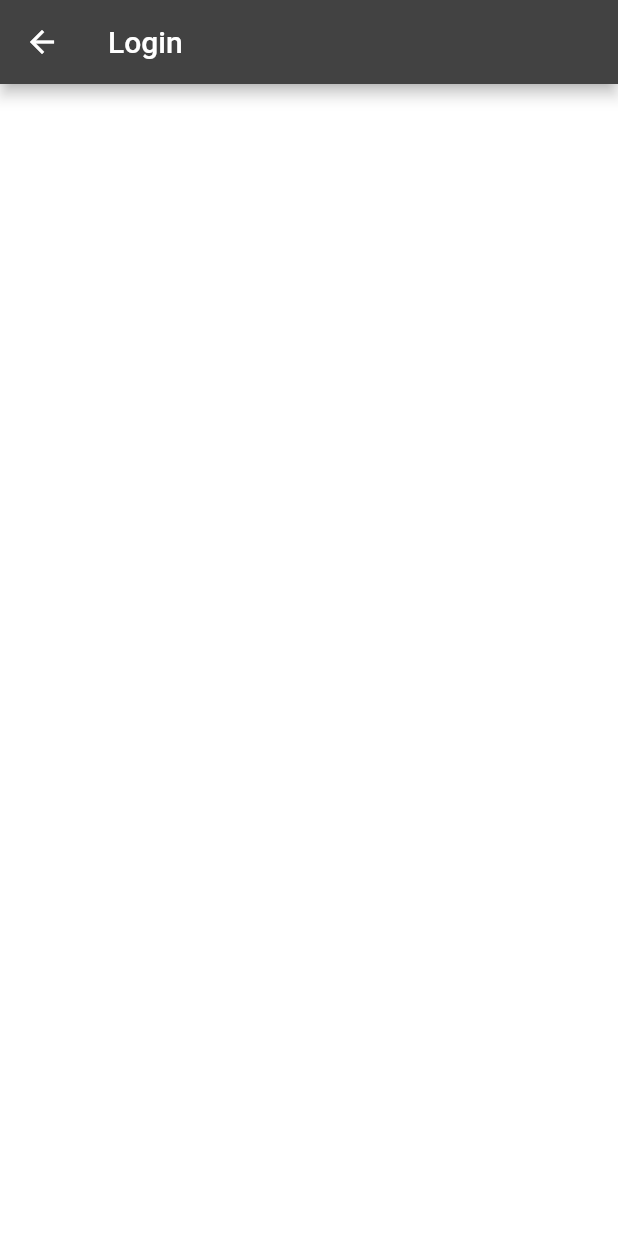
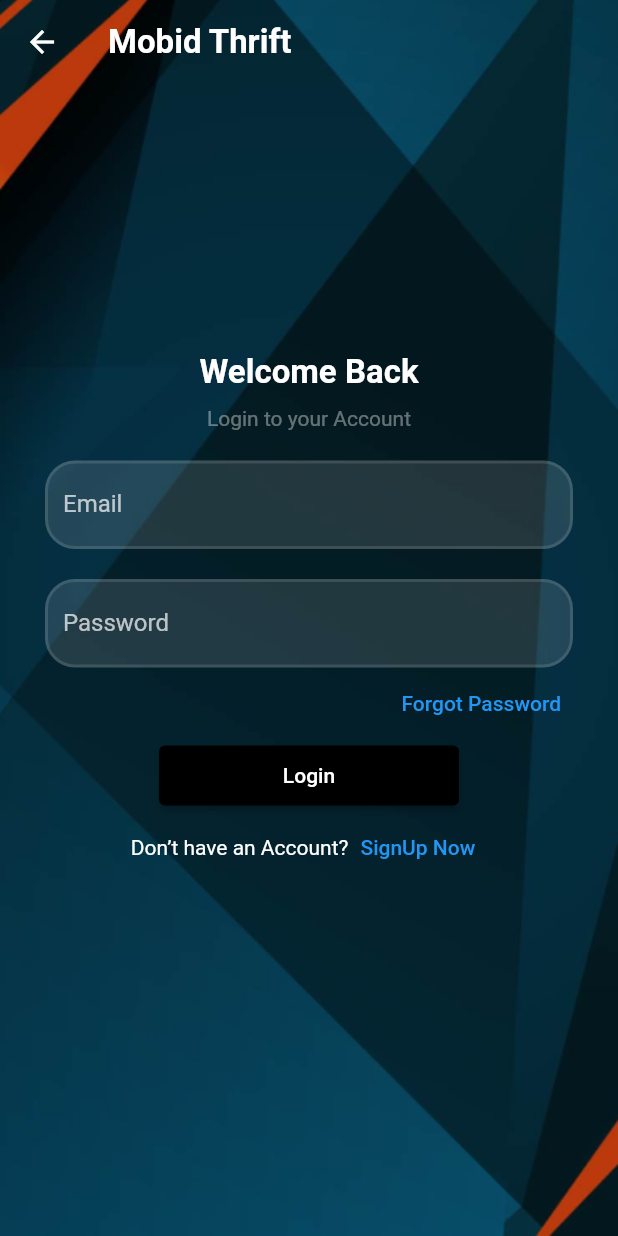
Before and after one commit to fahadyousafxi/Mobid_Thrift, a Flutter app: the LoginPage screen opened directly, on a phone screen of 412 x 824 dp. Run offline on Flutter 3.47's test engine with Material 2 defaults, Android fonts, the phone set to English and light mode, and no system bars.

Commit message:
login signup added

```diff
--- /dev/null
+++ b/lib/constants/App_button.dart
@@ -0,0 +1,57 @@
+import 'package:flutter/material.dart';
+
+import 'App_colors.dart';
+
+class AppButton {
+  Widget myElevatedBTN(
+      {required var onPressed,
+      required var btnText,
+      Color btnColor = Colors.black,
+      var btnWith = 200.0,
+      var btnHeight = 40.0}) {
+    return ElevatedButton(
+      onPressed: onPressed,
+      child: Text(btnText),
+      style: ElevatedButton.styleFrom(
+        backgroundColor: btnColor,
+        minimumSize: Size(btnWith, btnHeight),
+      ),
+    );
+  }
+
+
+  Widget myTextFormField(
+      {required var hintText,
+        required var labelText,
+      Color textColor = Colors.white,
+      Color enBorderSideColor = Colors.white12,
+      Color borderSideColor = Colors.red,
+      var enBorderRadius = 20.0,
+      var borderRadius = 20.0,
+      Color fillColor = Colors.white12,
+      Color hintColor = Colors.white38,
+      Color labelColor = Colors.white70}) {
+    return TextFormField(
+      style: TextStyle(color: textColor),
+      decoration: InputDecoration(
+        enabledBorder: OutlineInputBorder(
+          borderSide: BorderSide(color: enBorderSideColor, width: 2.0),
+          borderRadius: BorderRadius.circular(enBorderRadius),
+        ),
+        fillColor: fillColor,
+        filled: true,
+        hintText: hintText,
+        hintStyle: TextStyle(color: hintColor),
+        label: Text(labelText),
+        labelStyle: new TextStyle(color: labelColor),
+        border: OutlineInputBorder(
+          borderSide: BorderSide(color: borderSideColor, width: 2.0),
+          borderRadius: BorderRadius.circular(borderRadius),
+        ),
+      ),
+    );
+  }
+
+
+
+}
--- a/lib/constants/App_colors.dart
+++ b/lib/constants/App_colors.dart
@@ -7,8 +7,10 @@ class AppColors {
   static Color appBarTitleColor = Colors.white;
   static Color appBarIconColor = Colors.white;
   static Color scaffoldColor = Colors.white;
+
   static Color normalTextColor = Colors.black;
   static Color headingTextColor = Colors.black;
+
   static Color textButtonColor = Colors.blue;
   static Color elevatedButtonColor = Colors.black;
   static Color otherButtonColor = Colors.red;
--- /dev/null
+++ b/lib/constants/App_texts.dart
@@ -0,0 +1,5 @@
+import 'package:flutter/material.dart';
+
+class AppTexts {
+  static String appName = 'Mobid Thrift';
+}
--- a/lib/main.dart
+++ b/lib/main.dart
@@ -1,5 +1,6 @@
 import 'package:flutter/material.dart';
 import 'package:mobidthrift/ui/My_Home_Page.dart';
+import 'package:mobidthrift/ui/login/First_Page.dart';
 
 void main() {
   runApp(const MyApp());
@@ -15,11 +16,10 @@ class MyApp extends StatelessWidget {
       title: 'Mobid Thrift',
       theme: ThemeData.dark(
 
-
         // primarySwatch: Colors.blue,
 
       ).copyWith(scaffoldBackgroundColor: Colors.white),
-      home: const MyHomePage(),
+      home: const FirstPage(),
     );
   }
 }
--- a/lib/ui/login/Login_page.dart
+++ b/lib/ui/login/Login_page.dart
@@ -1,4 +1,9 @@
 import 'package:flutter/material.dart';
+import 'package:mobidthrift/constants/App_button.dart';
+import 'package:mobidthrift/ui/My_Home_Page.dart';
+import 'package:mobidthrift/ui/login/Forgot_password_page.dart';
+
+import '../../constants/App_texts.dart';
 
 class LoginPage extends StatefulWidget {
   const LoginPage({Key? key}) : super(key: key);
@@ -12,7 +17,88 @@ class _LoginPageState extends State<LoginPage> {
   Widget build(BuildContext context) {
     return Scaffold(
       appBar: AppBar(
-        title: Text("Login"),
+        backgroundColor: Colors.transparent,
+        elevation: 0,
+        title: Text(
+          "${AppTexts.appName}",
+          style: TextStyle(fontWeight: FontWeight.bold, fontSize: 22),
+        ),
+      ),
+      extendBodyBehindAppBar: true,
+      body: Stack(
+        children: [
+          Container(
+            width: double.infinity,
+            height: double.infinity,
+            child: Image(
+              image: AssetImage("assets/images/backgroundimage.png"),
+              fit: BoxFit.cover,
+            ),
+          ),
+          Center(
+            child: Padding(
+              padding: const EdgeInsets.all(30.0),
+              child: Column(
+                mainAxisAlignment: MainAxisAlignment.center,
+                children: [
+                  Text(
+                    'Welcome Back',
+                    style: TextStyle(fontWeight: FontWeight.bold, fontSize: 22),
+                  ),
+                  SizedBox(
+                    height: 10,
+                  ),
+                  Text(
+                    'Login to your Account',
+                    style: TextStyle(color: Colors.white38),
+                  ),
+                  SizedBox(
+                    height: 20,
+                  ),
+                  Form(
+                      child: Column(
+                    children: [
+                      AppButton().myTextFormField(
+                          hintText: 'Enter Email', labelText: 'Email'),
+                      SizedBox(
+                        height: 20,
+                      ),
+                      AppButton().myTextFormField(
+                          hintText: 'Enter Password', labelText: 'Password'),
+
+                      Row(
+                        mainAxisAlignment: MainAxisAlignment.end,
+                        children: [
+                          TextButton(
+                              onPressed: () {
+                                Navigator.push(context, MaterialPageRoute(builder: (context) => ForgotPasswordPage()));
+                              }, child: Text('Forgot Password'))
+                        ],
+                      ),
+                      AppButton().myElevatedBTN(
+                          onPressed: () {
+                            Navigator.pushReplacement(
+                                context,
+                                MaterialPageRoute(
+                                    builder: (context) => MyHomePage()));
+                          },
+                          btnText: 'Login'),
+                      // AppButton().myElevatedBTN(onPressed: (){}, btnText: 'login With Google'),
+                      Row(
+                        mainAxisAlignment: MainAxisAlignment.center,
+                        children: [
+                          Text('Don’t have an Account?'),
+                          TextButton(
+                              onPressed: () {}, child: Text('SignUp Now'))
+                        ],
+                      )
+                    ],
+                  ))
+                ],
+              ),
+            ),
+          )
+        ],
       ),
     );
   }
```
Also changed, not shown: lib/constants/App_styles.dart (added, +9 -0 lines), lib/ui/My_Home_Page.dart (+4 -9 lines), lib/ui/login/First_Page.dart (added, +103 -0 lines), lib/ui/login/Forgot_password_page.dart (+39 -1 lines), lib/ui/login/Signup_page.dart (+26 -1 lines).
